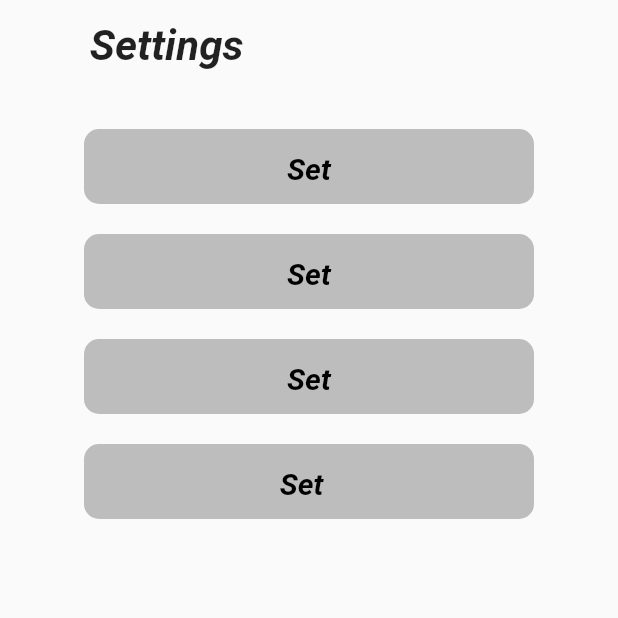
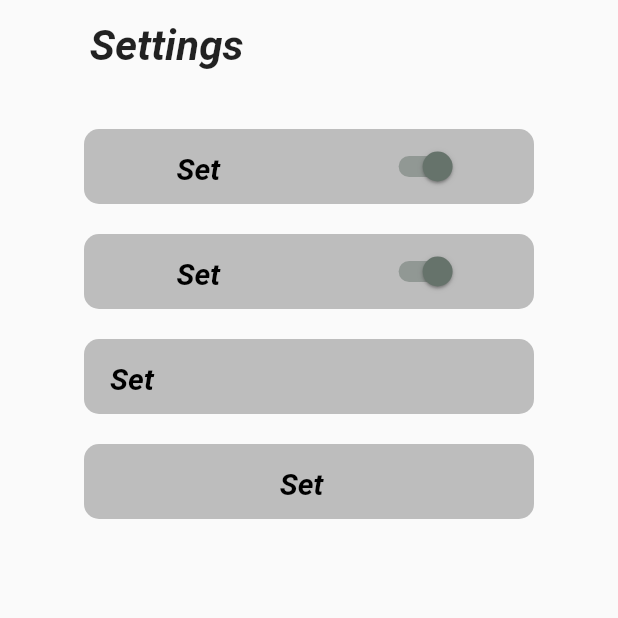
Before and after one commit to HowardHuang1225/HGN_joystick_app, a Flutter app: the Settings screen opened by its route, on a phone screen of 412 x 824 dp, the top half of it. Run offline on Flutter 3.47's test engine with Material 2 defaults, Android fonts, the phone set to English and light mode, and no system bars; Roboto replaces fonts that are missing (Caveat).

Commit message:
second commit

```diff
--- a/lib/demo.dart
+++ b/lib/demo.dart
@@ -22,7 +22,7 @@ class demo extends StatelessWidget {
         leading: IconButton(
           onPressed: () {
             Navigator.pop(context);
-            Navigator.pushNamed(context, "/firstpage");
+            // Navigator.pushNamed(context, "/firstpage");
           },
           icon: Icon(
             Icons.arrow_back,
@@ -75,7 +75,7 @@ class demo extends StatelessWidget {
                 color: Color.fromARGB(70, 206, 147, 216),
                 borderRadius: BorderRadius.all(Radius.circular(10))),
             height: 600,
-            width: 355,
+            width: 376,
             child: Column(
               children: [
                 Text(
--- a/lib/homepage.dart
+++ b/lib/homepage.dart
@@ -81,7 +81,7 @@ class HomePage extends StatelessWidget {
           ),
           Center(
             child: Container(
-                height: 180,
+                height: 230,
                 width: 320,
                 color: Color.fromARGB(36, 206, 147, 216),
                 alignment: Alignment.topLeft,
@@ -95,7 +95,7 @@ class HomePage extends StatelessWidget {
                       Navigator.pushNamed(context, "/demo");
                     },
                     child: Text(
-                      " demo  <-- Tab Here",
+                      " Quick guide  <-- Tab Here",
                       style: TextStyle(
                           fontStyle: FontStyle.italic,
                           fontSize: 20,
--- a/lib/settings.dart
+++ b/lib/settings.dart
@@ -2,6 +2,10 @@ import 'package:flutter/material.dart';
 
 class Settings extends StatelessWidget {
   // const Settings({super.keys});
+
+  int _value = 5;
+  int _min = 0;
+  int _max = 10;
 
   @override
   Widget build(BuildContext context) {
@@ -36,7 +40,10 @@ class Settings extends StatelessWidget {
             decoration: BoxDecoration(
                 color: const Color.fromARGB(169, 158, 158, 158),
                 borderRadius: BorderRadius.circular(10)),
-            child: TextButton(
+            child: Row(
+              mainAxisAlignment: MainAxisAlignment.spaceAround,
+              children: [
+                TextButton(
                   onPressed: () {},
                   child: Text(
                     "Set",
@@ -50,6 +57,9 @@ class Settings extends StatelessWidget {
                     textAlign: TextAlign.left,
                   ),
                 ),
+                SwitchExample(),
+              ],
+            ),
           ),
           Container(
             height: 20,
@@ -62,7 +72,10 @@ class Settings extends StatelessWidget {
             decoration: BoxDecoration(
                 color: const Color.fromARGB(169, 158, 158, 158),
                 borderRadius: BorderRadius.circular(10)),
-            child: TextButton(
+            child: Row(
+              mainAxisAlignment: MainAxisAlignment.spaceAround,
+              children: [
+                TextButton(
                   onPressed: () {},
                   child: Text(
                     "Set",
@@ -76,6 +89,9 @@ class Settings extends StatelessWidget {
                     textAlign: TextAlign.left,
                   ),
                 ),
+                SwitchExample(),
+              ],
+            ),
           ),
           Container(
             height: 20,
@@ -88,7 +104,14 @@ class Settings extends StatelessWidget {
             decoration: BoxDecoration(
                 color: const Color.fromARGB(169, 158, 158, 158),
                 borderRadius: BorderRadius.circular(10)),
-            child: TextButton(
+            child: Row(
+              children: [
+                // Slider(
+                //     value: _value.toDouble(),
+                //     min: _min.toDouble(),
+                //     max: _max.toDouble(),
+                //     onChanged: ()),
+                TextButton(
                   onPressed: () {},
                   child: Text(
                     "Set",
@@ -101,6 +124,8 @@ class Settings extends StatelessWidget {
                         color: Colors.black),
                     textAlign: TextAlign.left,
                   ),
+                ),
+              ],
             ),
           ),
           Container(
@@ -134,3 +159,30 @@ class Settings extends StatelessWidget {
     );
   }
 }
+
+/////////////////////
+class SwitchExample extends StatefulWidget {
+  const SwitchExample({super.key});
+
+  @override
+  State<SwitchExample> createState() => _SwitchExampleState();
+}
+
+class _SwitchExampleState extends State<SwitchExample> {
+  bool light = true;
+
+  @override
+  Widget build(BuildContext context) {
+    return Switch(
+      // This bool value toggles the switch.
+      value: light,
+      activeColor: Color.fromARGB(255, 102, 115, 107),
+      onChanged: (bool value) {
+        // This is called when the user toggles the switch.
+        setState(() {
+          light = value;
+        });
+      },
+    );
+  }
+}
```
Also changed, not shown: lib/info.dart (+26 -1 lines), lib/reference.dart (+30 -1 lines), 24 other files. Lines whose indentation alone changed are shown as unchanged.
